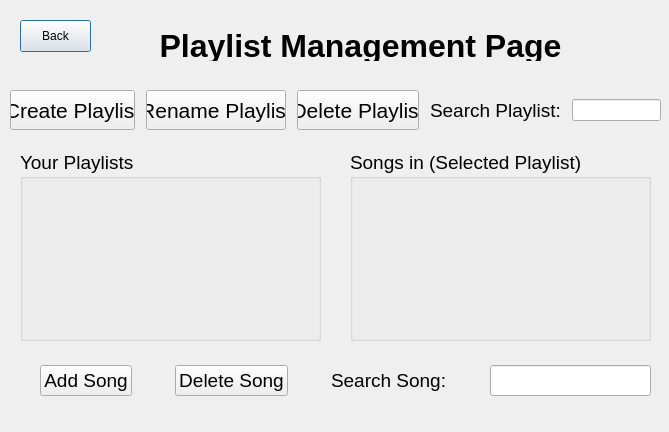
david-boules/Music-Playlist-Manager, file Music-Manager/playlistmanagement.ui: the form before one commit.
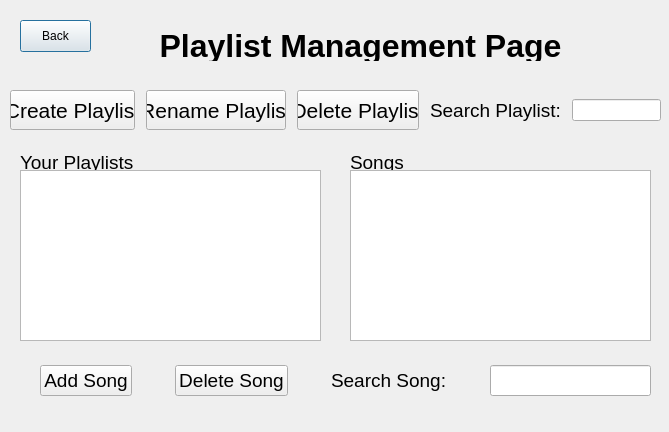
The form after the commit.

Commit message: Enhanced file handling + fleshed out some functionalities Created 'data' folder for all .txt and .csv data files that are loaded in at system startup Fleshed out some 'PlaylistManagement' and 'PlaylistCreator' functionalities

The edit to the form file:
```diff
--- a/Music-Manager/playlistmanagement.ui
+++ b/Music-Manager/playlistmanagement.ui
@@ -44,6 +44,16 @@
    <property name="title">
     <string>Your Playlists</string>
    </property>
+   <widget class="QListWidget" name="listWidget_playlists">
+    <property name="geometry">
+     <rect>
+      <x>0</x>
+      <y>20</y>
+      <width>301</width>
+      <height>171</height>
+     </rect>
+    </property>
+   </widget>
   </widget>
   <widget class="QGroupBox" name="groupBox_2">
    <property name="geometry">
@@ -61,8 +71,18 @@
     </font>
    </property>
    <property name="title">
-    <string>Songs in (Selected Playlist)</string>
+    <string>Songs</string>
    </property>
+   <widget class="QTableWidget" name="tableWidget_songs">
+    <property name="geometry">
+     <rect>
+      <x>0</x>
+      <y>20</y>
+      <width>301</width>
+      <height>171</height>
+     </rect>
+    </property>
+   </widget>
   </widget>
   <widget class="QLabel" name="label_PMTitle">
    <property name="geometry">
```
Left out of the diff: 4 changed lines with no effect on the pictures. The commit also changes 14 other files.
